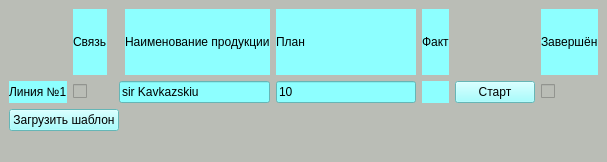
Qt form mainwindow.ui (avovana/master_labeling) before a commit.
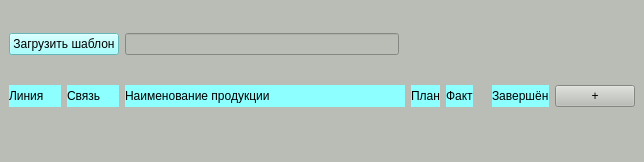
The same form after that commit.

Commit message: Improved dynamic row creation. Testes with 1 row

```diff
--- a/mainwindow.ui
+++ b/mainwindow.ui
@@ -6,7 +6,7 @@
    <rect>
     <x>0</x>
     <y>0</y>
-    <width>607</width>
+    <width>644</width>
     <height>162</height>
    </rect>
   </property>
@@ -18,17 +18,7 @@
   </property>
   <widget class="QWidget" name="centralwidget">
    <layout class="QGridLayout" name="gridLayout">
-    <item row="0" column="5">
-     <widget class="QLabel" name="plan_label">
-      <property name="styleSheet">
-       <string notr="true">background-color: rgb(141, 255, 255);</string>
-      </property>
-      <property name="text">
-       <string>План</string>
-      </property>
-     </widget>
-    </item>
-    <item row="0" column="4">
+    <item row="1" column="3" colspan="2">
      <widget class="QLabel" name="product_name_label">
       <property name="styleSheet">
        <string notr="true">background-color: rgb(141, 255, 255);</string>
@@ -38,27 +28,7 @@
       </property>
      </widget>
     </item>
-    <item row="1" column="5">
-     <widget class="QLineEdit" name="plan_1_lineedit">
-      <property name="styleSheet">
-       <string notr="true">background-color: rgb(141, 255, 255);</string>
-      </property>
-      <property name="text">
-       <string>10</string>
-      </property>
-     </widget>
-    </item>
-    <item row="0" column="1">
-     <widget class="QLabel" name="scaner_status_label">
-      <property name="styleSheet">
-       <string notr="true">background-color: rgb(141, 255, 255);</string>
-      </property>
-      <property name="text">
-       <string>Связь</string>
-      </property>
-     </widget>
-    </item>
-    <item row="2" column="0" colspan="4">
+    <item row="0" column="0" colspan="2">
      <widget class="QPushButton" name="make_template_pushbutton">
       <property name="styleSheet">
        <string notr="true">background-color: rgb(141, 255, 255);</string>
@@ -68,17 +38,7 @@
       </property>
      </widget>
     </item>
-    <item row="1" column="3" colspan="2">
-     <widget class="QLineEdit" name="product_1_name_lineedit">
-      <property name="styleSheet">
-       <string notr="true">background-color: rgb(141, 255, 255);</string>
-      </property>
-      <property name="text">
-       <string>sir Kavkazskiu</string>
-      </property>
-     </widget>
-    </item>
-    <item row="0" column="6">
+    <item row="1" column="6">
      <widget class="QLabel" name="current_label">
       <property name="styleSheet">
        <string notr="true">background-color: rgb(141, 255, 255);</string>
@@ -88,29 +48,40 @@
       </property>
      </widget>
     </item>
-    <item row="1" column="1">
-     <widget class="QCheckBox" name="line_1_status_checkbox">
-      <property name="enabled">
-       <bool>false</bool>
-      </property>
-      <property name="styleSheet">
-       <string notr="true"/>
-      </property>
-      <property name="text">
-       <string/>
-      </property>
-      <property name="checkable">
-       <bool>false</bool>
-      </property>
-     </widget>
-    </item>
     <item row="1" column="7">
-     <widget class="QPushButton" name="line_1_start_pushbutton">
+     <widget class="QLabel" name="column_for_start_label">
+      <property name="text">
+       <string/>
+      </property>
+     </widget>
+    </item>
+    <item row="1" column="5">
+     <widget class="QLabel" name="plan_label">
       <property name="styleSheet">
        <string notr="true">background-color: rgb(141, 255, 255);</string>
       </property>
       <property name="text">
-       <string>Старт</string>
+       <string>План</string>
+      </property>
+     </widget>
+    </item>
+    <item row="1" column="10">
+     <widget class="QPushButton" name="add_line_pushbutton">
+      <property name="enabled">
+       <bool>true</bool>
+      </property>
+      <property name="text">
+       <string>+</string>
+      </property>
+     </widget>
+    </item>
+    <item row="1" column="1">
+     <widget class="QLabel" name="scaner_status_label">
+      <property name="styleSheet">
+       <string notr="true">background-color: rgb(141, 255, 255);</string>
+      </property>
+      <property name="text">
+       <string>Связь</string>
       </property>
      </widget>
     </item>
@@ -120,21 +91,11 @@
        <string notr="true">background-color: rgb(141, 255, 255);</string>
       </property>
       <property name="text">
-       <string>Линия №1</string>
+       <string>Линия</string>
       </property>
      </widget>
     </item>
-    <item row="1" column="6">
-     <widget class="QLabel" name="current_1_label">
-      <property name="styleSheet">
-       <string notr="true">background-color: rgb(141, 255, 255);</string>
-      </property>
-      <property name="text">
-       <string/>
-      </property>
-     </widget>
-    </item>
-    <item row="0" column="8">
+    <item row="1" column="8" colspan="2">
      <widget class="QLabel" name="status_finish_label">
       <property name="styleSheet">
        <string notr="true">background-color: rgb(141, 255, 255);</string>
@@ -144,21 +105,8 @@
       </property>
      </widget>
     </item>
-    <item row="1" column="8">
-     <widget class="QCheckBox" name="line_1_status_finish_checkbox">
-      <property name="enabled">
-       <bool>false</bool>
-      </property>
-      <property name="layoutDirection">
-       <enum>Qt::LeftToRight</enum>
-      </property>
-      <property name="text">
-       <string/>
-      </property>
-      <property name="checkable">
-       <bool>false</bool>
-      </property>
-     </widget>
+    <item row="0" column="3">
+     <widget class="QLineEdit" name="product_name_lineedit"/>
     </item>
    </layout>
   </widget>
```
Left out of the diff: 4 changed lines with no effect on the pictures. The commit also changes 2 other files.
